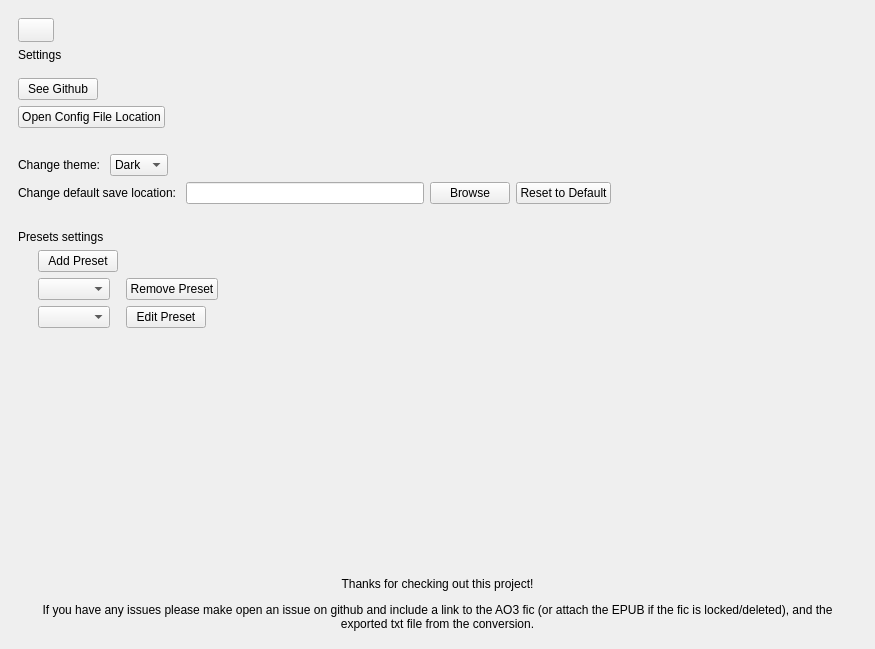
First picture: the form in gui/ui/screens/main_window.ui, repository mackenziet7/ao3-epub-to-odt, before the edit.
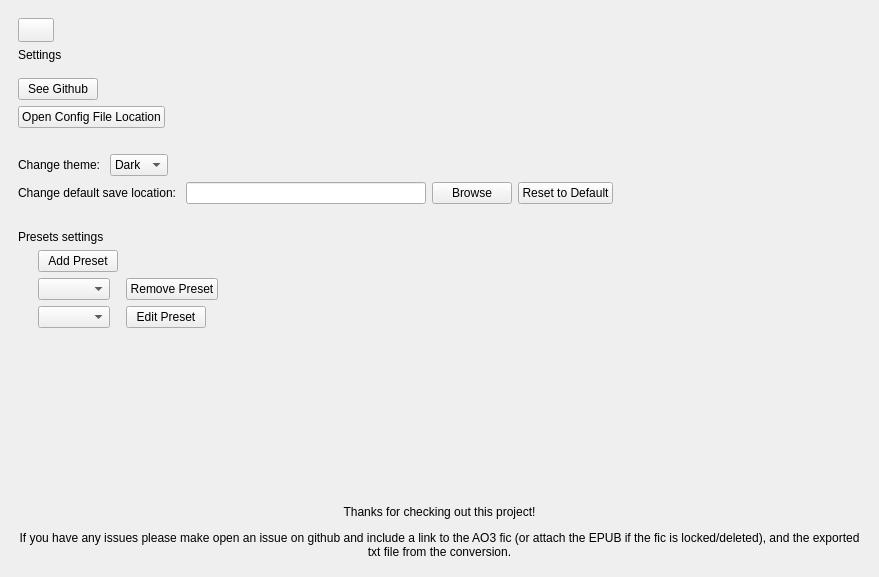
Second picture: the form after the edit. Icons and pictures are not drawn.

Commit message: settings - remove preset

```diff
--- a/gui/ui/screens/main_window.ui
+++ b/gui/ui/screens/main_window.ui
@@ -6,8 +6,8 @@
    <rect>
     <x>0</x>
     <y>0</y>
-    <width>875</width>
-    <height>649</height>
+    <width>879</width>
+    <height>577</height>
    </rect>
   </property>
   <property name="minimumSize">
@@ -4033,8 +4033,8 @@
             <rect>
              <x>0</x>
              <y>0</y>
-             <width>839</width>
-             <height>408</height>
+             <width>843</width>
+             <height>334</height>
             </rect>
            </property>
            <layout class="QVBoxLayout" name="verticalLayout_23">
```
Left out of the diff: 26 changed lines with no effect on the pictures. Lines whose indentation alone changed are shown as unchanged. The commit also changes 2 other files.
